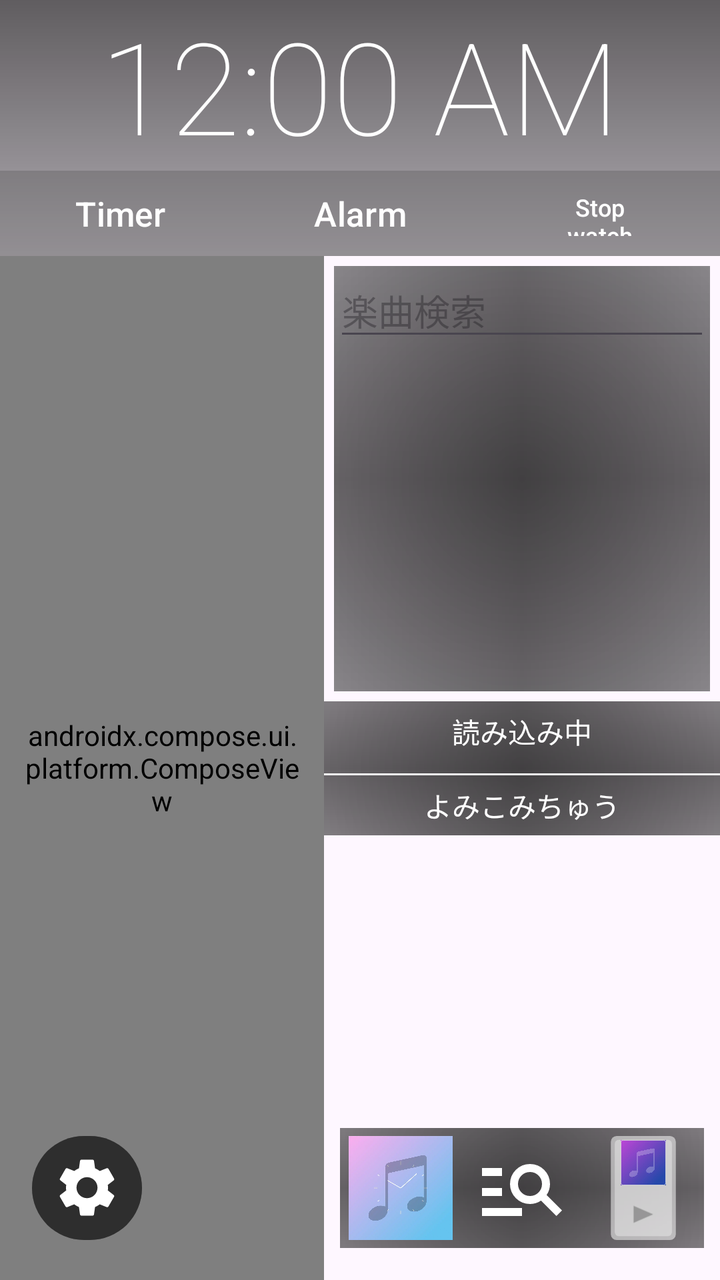
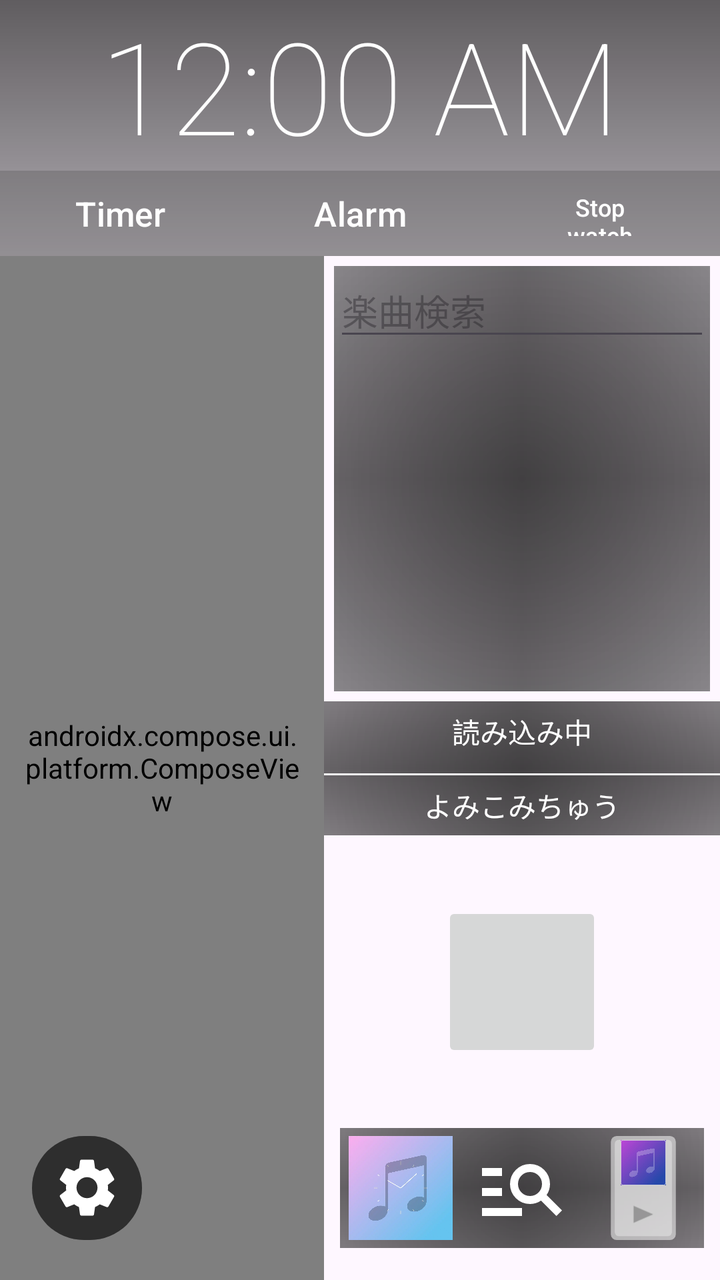

Before-and-after screenshots of an Android layout around one commit, followed by the original layout XML and the change that was made.
<!-- AndroidManifest.xml: application theme Theme.SenseMusicClock -->
<!-- res/layout/activity_main.xml -->
<?xml version="1.0" encoding="utf-8"?>
<androidx.constraintlayout.widget.ConstraintLayout xmlns:android="http://schemas.android.com/apk/res/android"
    xmlns:app="http://schemas.android.com/apk/res-auto"
    xmlns:tools="http://schemas.android.com/tools"
    android:id="@+id/main"

    android:layout_width="match_parent"
    android:layout_height="match_parent"

    android:clipChildren="true"
    android:clipToPadding="true"
    tools:context=".ui.MainActivity">

    <androidx.constraintlayout.widget.Guideline
        android:id="@+id/guideline5"
        android:layout_width="wrap_content"
        android:layout_height="wrap_content"
        android:orientation="horizontal"
        app:layout_constraintGuide_percent="0.2" />

    <ImageView
        android:id="@+id/bgImageView"
        android:layout_width="match_parent"
        android:layout_height="match_parent"
        android:scaleType="centerCrop" />


    <androidx.compose.ui.platform.ComposeView
        android:id="@+id/jackets"
        android:layout_width="0dp"
        android:layout_height="0dp"
        android:background="@drawable/gradient1"
        android:paddingStart="12dp"
        android:paddingEnd="12dp"
        app:layout_constraintBottom_toBottomOf="parent"
        app:layout_constraintEnd_toStartOf="@+id/linearLayout5"
        app:layout_constraintStart_toStartOf="parent"
        app:layout_constraintTop_toBottomOf="@+id/linearLayout2" />


    <LinearLayout
        android:id="@+id/linearLayout2"
        android:layout_width="match_parent"
        android:layout_height="0dp"
        android:background="@drawable/gradient3"

        android:minHeight="300dp"
        android:orientation="vertical"
        app:layout_constraintBottom_toTopOf="@id/guideline5"
        app:layout_constraintTop_toTopOf="parent"
        tools:layout_editor_absoluteX="1dp">

        <TextClock
            android:id="@+id/textClock"
            android:layout_width="match_parent"
            android:layout_height="0dp"
            android:layout_weight="2"
            android:autoSizeTextType="uniform"

            android:fontFamily="sans-serif-thin"
            android:gravity="center"
            android:maxLines="1"
            android:textColor="@color/white"
            app:backgroundTint="@null"

            />

        <LinearLayout
            android:id="@+id/linearLayout"
            android:layout_width="match_parent"
            android:layout_height="0dp"
            android:layout_weight="1"
            android:orientation="horizontal"
            app:layout_constraintTop_toBottomOf="@+id/textClock2"
            tools:layout_editor_absoluteX="0dp">

            <Button
                android:id="@+id/TimerButton"
                android:layout_width="0dp"
                android:layout_height="match_parent"
                android:layout_weight="1"
                android:autoSizeTextType="uniform"
                android:background="@drawable/rectanglebutton"

                android:maxLines="1"

                android:text="@string/timer_button_label"
                app:backgroundTint="@null" />

            <Button
                android:id="@+id/alarmButton"
                android:layout_width="0dp"
                android:layout_height="match_parent"
                android:layout_weight="1"
                android:autoSizeTextType="uniform"
                android:background="@drawable/rectanglebutton"
                android:maxLines="1"

                android:text="@string/alarm_button_label"
                app:backgroundTint="@null" />


            <Button
                android:id="@+id/stopWatchBtn"
                android:layout_width="0dp"
                android:layout_height="match_parent"
                android:layout_weight="1"
                android:autoSizeTextType="uniform"
                android:background="@drawable/rectanglebutton"
                android:maxLines="2"

                android:text="@string/stop_watch_button_label"
                app:backgroundTint="@null" />
        </LinearLayout>

    </LinearLayout>

    <Button
        android:id="@+id/SettingsButton"
        android:layout_width="55dp"
        android:layout_height="60dp"
        android:layout_marginStart="16dp"
        android:layout_marginBottom="16dp"
        android:backgroundTint="@color/black_overlay"
        app:icon="@drawable/baseline_settings_24"
        app:iconGravity="textEnd"
        app:iconPadding="0dp"
        app:iconSize="35dp"
        app:iconTintMode="src_in"
        app:layout_constraintBottom_toBottomOf="parent"
        app:layout_constraintStart_toStartOf="parent" />

    <androidx.constraintlayout.widget.ConstraintLayout
        android:id="@+id/linearLayout5"
        android:layout_width="0dp"
        android:layout_height="wrap_content"


        android:background="@drawable/gradient1"
        android:clipChildren="true"
        android:clipToPadding="true"
        app:layout_constraintBottom_toBottomOf="parent"
        app:layout_constraintEnd_toEndOf="parent"
        app:layout_constraintTop_toBottomOf="@+id/linearLayout2"


        app:layout_constraintWidth_percent="0.55">

        <FrameLayout
            android:id="@+id/titleContainer"
            android:layout_width="0dp"
            android:layout_height="30dp"
            android:clipChildren="true"
            android:clipToPadding="true"
            app:layout_constraintEnd_toEndOf="parent"
            app:layout_constraintStart_toStartOf="parent"
            app:layout_constraintTop_toTopOf="parent">

            <TextView
                android:id="@+id/TitleView"
                android:layout_width="match_parent"
                android:layout_height="wrap_content"
                android:layout_gravity="center"
                android:ellipsize="marquee"
                android:focusable="true"
                android:focusableInTouchMode="true"
                android:gravity="center"
                android:includeFontPadding="false"
                android:marqueeRepeatLimit="marquee_forever"
                android:maxLines="1"
                android:singleLine="true"
                android:text="読み込み中"
                android:textColor="@color/white" />

        </FrameLayout>

        <View
            android:id="@+id/titleDivider"
            android:layout_width="0dp"
            android:layout_height="1dp"
            android:layout_marginTop="6dp"
            android:alpha="0.95"
            android:background="#FFFFFF"
            app:layout_constraintEnd_toEndOf="parent"
            app:layout_constraintStart_toStartOf="parent"
            app:layout_constraintTop_toBottomOf="@id/titleContainer" />

        <FrameLayout
            android:id="@+id/etcContainer"
            android:layout_width="0dp"
            android:layout_height="30dp"
            android:clipChildren="true"
            android:clipToPadding="true"
            app:layout_constraintEnd_toEndOf="parent"
            app:layout_constraintStart_toStartOf="parent"
            app:layout_constraintTop_toBottomOf="@id/titleDivider">

            <TextView
                android:id="@+id/MusicEtcView"
                android:layout_width="match_parent"
                android:layout_height="wrap_content"
                android:layout_gravity="center"
                android:ellipsize="marquee"
                android:focusable="true"
                android:focusableInTouchMode="true"
                android:gravity="center"
                android:includeFontPadding="false"
                android:marqueeRepeatLimit="marquee_forever"
                android:maxLines="1"
                android:singleLine="true"
                android:text="よみこみちゅう"
                android:textColor="@color/white" />

        </FrameLayout>

    </androidx.constraintlayout.widget.ConstraintLayout>

    

    <FrameLayout
        android:id="@+id/loadingOverlay"
        android:layout_width="match_parent"
        android:layout_height="match_parent"
        android:background="@android:color/transparent"
        android:clickable="true"
        android:elevation="32dp"
        android:focusable="true"
        android:translationZ="32dp"
        android:visibility="gone">

        <LinearLayout
            android:layout_width="wrap_content"
            android:layout_height="wrap_content"
            android:layout_gravity="center"
            android:background="@android:color/transparent"
            android:gravity="center_horizontal"
            android:orientation="vertical"

            android:padding="8dp">

            <ProgressBar
                android:id="@+id/nowLoadingBar"
                style="?android:attr/progressBarStyleLarge"
                android:layout_width="56dp"
                android:layout_height="56dp"
                android:indeterminate="true"
                android:indeterminateTint="@color/teal_200" />

            <TextView
                android:id="@+id/nowLoadingTextView"
                android:layout_width="wrap_content"
                android:layout_height="wrap_content"
                android:layout_marginTop="8dp"
                android:background="@color/black_overlay"
                android:paddingLeft="10dp"
                android:paddingTop="6dp"
                android:paddingRight="10dp"
                android:paddingBottom="6dp"
                android:text="読み込み中"
                android:textColor="@color/white"
                android:textSize="14sp" />

        </LinearLayout>
    </FrameLayout>

    <LinearLayout
        android:id="@+id/linearLayout9"
        android:layout_width="0dp"
        android:layout_height="0dp"
        android:layout_marginHorizontal="8dp"
        android:background="@drawable/gradient1"
        android:orientation="horizontal"
        app:layout_constraintBottom_toBottomOf="@+id/SettingsButton"
        app:layout_constraintEnd_toEndOf="parent"
        app:layout_constraintStart_toEndOf="@+id/jackets"
        app:layout_constraintTop_toTopOf="@+id/SettingsButton">

        <ImageButton
            android:id="@+id/currentAlbumArt"
            android:layout_width="0dp"
            android:layout_height="match_parent"

            android:layout_weight="1"


            android:background="@null"

            android:padding="4dp"
            android:scaleType="fitCenter"
            android:src="@drawable/default_album_art" />

        <ImageButton
            android:id="@+id/GoSearchButton"
            android:layout_width="0dp"
            android:layout_height="match_parent"
            android:layout_weight="1"
            android:background="@null"
            android:padding="6dp"
            android:scaleType="fitCenter"
            android:src="@drawable/outline_manage_search_24" />


        <ImageButton
            android:id="@+id/GotoStandardPlayerButton"
            android:layout_width="0dp"
            android:layout_height="match_parent"
            android:layout_weight="1"
            android:background="@null"
            android:padding="4dp"
            android:scaleType="fitCenter"
            android:src="@drawable/oblong_standard_player_icon"
            app:layout_constraintDimensionRatio="1:1"

            />
    </LinearLayout>

    <LinearLayout
        android:layout_width="0dp"
        android:layout_height="0dp"
        android:layout_margin="5dp"
        android:background="@drawable/gradient1"
        android:orientation="vertical"
        app:layout_constraintBottom_toTopOf="@+id/linearLayout5"
        app:layout_constraintEnd_toEndOf="parent"
        app:layout_constraintStart_toStartOf="@+id/linearLayout5"
        app:layout_constraintTop_toBottomOf="@+id/linearLayout2">

        <LinearLayout
            android:layout_width="match_parent"
            android:layout_height="0dp"
            android:layout_weight="1"
            android:orientation="horizontal">


            <EditText

                android:id="@+id/search_keyword_input"
                android:layout_width="0dp"
                android:layout_height="match_parent"
                android:layout_weight="4"

                android:autoSizeTextType="uniform"
                android:hint="楽曲検索"
                android:maxLines="1"
                android:textColor="@color/white" />
        </LinearLayout>

        <androidx.recyclerview.widget.RecyclerView
            android:id="@+id/SearchResultView"
            android:layout_width="match_parent"
            android:layout_height="0dp"
            android:layout_weight="4"
            tools:layout_editor_absoluteX="201dp"
            tools:layout_editor_absoluteY="257dp" />
    </LinearLayout>

    <TextView
        android:id="@+id/sleepTimerTextView"
        android:layout_width="0dp"
        android:layout_height="wrap_content"
        android:autoSizeTextType="uniform"
        android:background="@drawable/gradient4"
        android:gravity="center"
        android:textColor="@color/white"
        android:visibility="gone"
        app:layout_constraintBottom_toTopOf="@+id/linearLayout9"
        app:layout_constraintEnd_toEndOf="@+id/linearLayout9"
        app:layout_constraintStart_toStartOf="@+id/linearLayout9" />


</androidx.constraintlayout.widget.ConstraintLayout>
<!-- resources referenced by this layout -->
<resources>
  <color name="black_overlay">#66000000</color>
  <color name="teal_200">#FF03DAC5</color>
  <color name="white">#FFFFFFFF</color>
  <!-- drawable gradient1 (drawable) -->
  <layer-list xmlns:android="http://schemas.android.com/apk/res/android">
  
      
      <item>
          <shape android:shape="rectangle">
              <gradient
                  android:centerColor="#66000000"
                  android:centerX="50%"
                  android:centerY="50%"
                  android:endColor="#00000000"
                  android:gradientRadius="400dp"
                  android:startColor="#99000000"
                  android:type="radial" />
          </shape>
      </item>
  
      
      <item>
          <shape android:shape="rectangle">
              <gradient
                  android:angle="270"
                  android:centerColor="#33000000"
                  android:endColor="#00000000"
                  android:startColor="#00000000"
                  android:type="linear" />
          </shape>
      </item>
  
      
      <item>
          <shape android:shape="rectangle">
              <gradient
                  android:angle="0"
                  android:centerColor="#33000000"
                  android:endColor="#00000000"
                  android:startColor="#00000000"
                  android:type="linear" />
          </shape>
      </item>
  
  </layer-list>
  <!-- drawable gradient3 (drawable) -->
  <?xml version="1.0" encoding="utf-8"?>
  <shape xmlns:android="http://schemas.android.com/apk/res/android">
      <gradient
          android:angle="90"
          android:endColor="#9F000000"
          android:startColor="#4D000000" />
  </shape>
  <!-- drawable gradient4 (drawable) -->
  <?xml version="1.0" encoding="utf-8"?>
  <shape xmlns:android="http://schemas.android.com/apk/res/android">
      <gradient
          android:angle="90"
          android:endColor="#9F4D4D4D"
          android:startColor="#4D000000" />
  </shape>
  <!-- drawable outline_manage_search_24 (drawable) -->
  <vector xmlns:android="http://schemas.android.com/apk/res/android"
      android:width="24dp"
      android:height="24dp"
      android:autoMirrored="true"
      android:tint="#FFFFFF"
      android:viewportWidth="960"
      android:viewportHeight="960">
  
      <path
          android:fillColor="@android:color/white"
          android:pathData="M80,760L80,680L480,680L480,760L80,760ZM80,560L80,480L280,480L280,560L80,560ZM80,360L80,280L280,280L280,360L80,360ZM824,760L670,606Q646,623 617.5,631.5Q589,640 560,640Q477,640 418.5,581.5Q360,523 360,440Q360,357 418.5,298.5Q477,240 560,240Q643,240 701.5,298.5Q760,357 760,440Q760,469 751.5,497.5Q743,526 726,550L880,704L824,760ZM560,560Q610,560 645,525Q680,490 680,440Q680,390 645,355Q610,320 560,320Q510,320 475,355Q440,390 440,440Q440,490 475,525Q510,560 560,560Z" />
  
  </vector>
  <!-- drawable rectanglebutton (drawable) -->
  <?xml version="1.0" encoding="utf-8"?>
  <shape xmlns:android="http://schemas.android.com/apk/res/android"
      android:shape="rectangle">
  
      
      <solid android:color="@color/grey" />
  
      
      <corners android:radius="0dp" />
  
  
  </shape>
  <string name="alarm_button_label">Alarm</string>
  <string name="stop_watch_button_label">Stop\nwatch</string>
  <string name="timer_button_label">Timer</string>
  <style name="Theme.SenseMusicClock" parent="Base.Theme.SenseMusicClock" />
  <!-- drawable triangle_right_semi (drawable) -->
  <?xml version="1.0" encoding="utf-8"?>
  <vector xmlns:android="http://schemas.android.com/apk/res/android"
      android:width="28dp"
      android:height="18dp"
      android:viewportWidth="24"
      android:viewportHeight="24">
  
      
      <path
          android:fillColor="#CC888888"
          android:pathData="M6,4 L6,20 L18,12 Z" />
  </vector>
  <color name="grey">#4D4D4D4D</color>
  <style name="Base.Theme.SenseMusicClock" parent="Theme.Material3.DayNight.NoActionBar">
  
      </style>
  <!-- unchanged entries left out for length: 4 -->
</resources>

<!-- the commit's change to res/layout/activity_main.xml (unified diff, before → after) -->
@@ -315,6 +315,7 @@
     </LinearLayout>
 
     <LinearLayout
+        android:id="@+id/linearLayout10"
         android:layout_width="0dp"
         android:layout_height="0dp"
         android:layout_margin="5dp"
@@ -353,6 +354,17 @@
             tools:layout_editor_absoluteX="201dp"
             tools:layout_editor_absoluteY="257dp" />
     </LinearLayout>
+
+    <ImageButton
+        android:id="@+id/playPauseButton"
+        android:layout_width="80dp"
+        android:layout_height="80dp"
+
+
+        app:layout_constraintBottom_toTopOf="@+id/linearLayout9"
+        app:layout_constraintEnd_toEndOf="@+id/linearLayout9"
+        app:layout_constraintStart_toStartOf="@+id/linearLayout9"
+        app:layout_constraintTop_toBottomOf="@+id/linearLayout5" />
 
     <TextView
         android:id="@+id/sleepTimerTextView"
